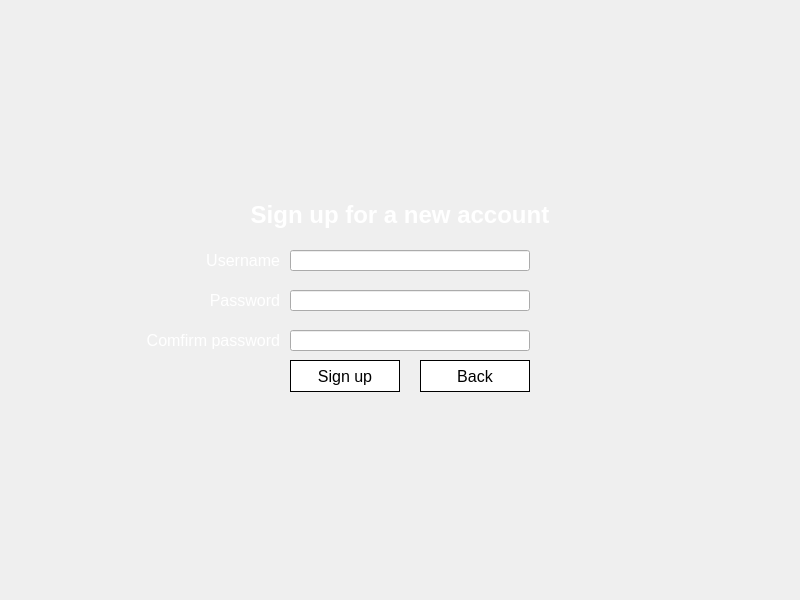
lehoangtran289/Blackjack, file blackjack-client/ui/signup.ui: the form before one commit.
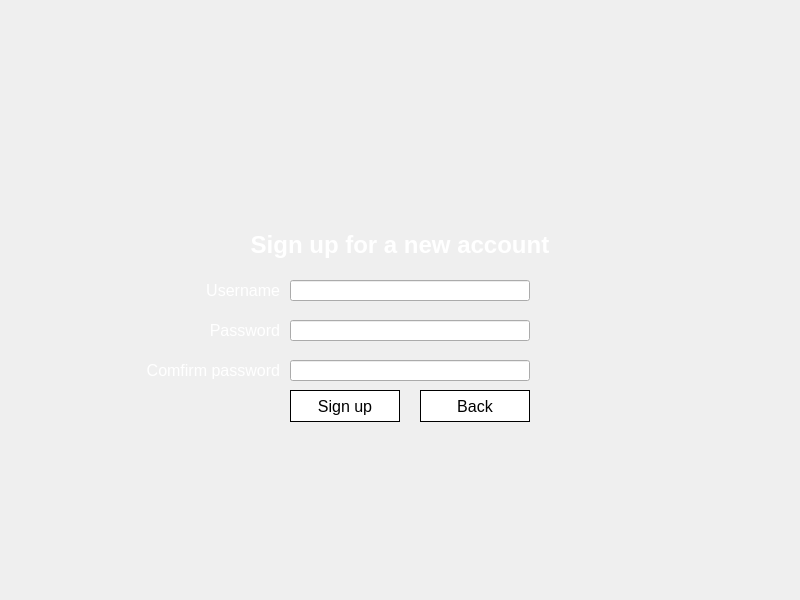
The form after the commit. Icons and pictures are not drawn.

What changed in the file:
```diff
--- a/blackjack-client/ui/signup.ui
+++ b/blackjack-client/ui/signup.ui
@@ -20,7 +20,7 @@
    <property name="geometry">
     <rect>
      <x>160</x>
-     <y>290</y>
+     <y>320</y>
      <width>120</width>
      <height>20</height>
     </rect>
@@ -44,9 +44,9 @@
   <widget class="QLabel" name="label_2">
    <property name="geometry">
     <rect>
-     <x>250</x>
-     <y>200</y>
-     <width>300</width>
+     <x>150</x>
+     <y>230</y>
+     <width>500</width>
      <height>30</height>
     </rect>
    </property>
@@ -73,7 +73,7 @@
    <property name="geometry">
     <rect>
      <x>160</x>
-     <y>250</y>
+     <y>280</y>
      <width>120</width>
      <height>20</height>
     </rect>
@@ -98,7 +98,7 @@
    <property name="geometry">
     <rect>
      <x>420</x>
-     <y>360</y>
+     <y>390</y>
      <width>110</width>
      <height>32</height>
     </rect>
@@ -123,7 +123,7 @@
    <property name="geometry">
     <rect>
      <x>290</x>
-     <y>360</y>
+     <y>390</y>
      <width>110</width>
      <height>32</height>
     </rect>
@@ -148,7 +148,7 @@
    <property name="geometry">
     <rect>
      <x>290</x>
-     <y>290</y>
+     <y>320</y>
      <width>240</width>
      <height>21</height>
     </rect>
@@ -166,7 +166,7 @@
    <property name="geometry">
     <rect>
      <x>290</x>
-     <y>250</y>
+     <y>280</y>
      <width>240</width>
      <height>21</height>
     </rect>
@@ -181,7 +181,7 @@
    <property name="geometry">
     <rect>
      <x>130</x>
-     <y>330</y>
+     <y>360</y>
      <width>150</width>
      <height>20</height>
     </rect>
@@ -206,7 +206,7 @@
    <property name="geometry">
     <rect>
      <x>290</x>
-     <y>330</y>
+     <y>360</y>
      <width>240</width>
      <height>21</height>
     </rect>
```
